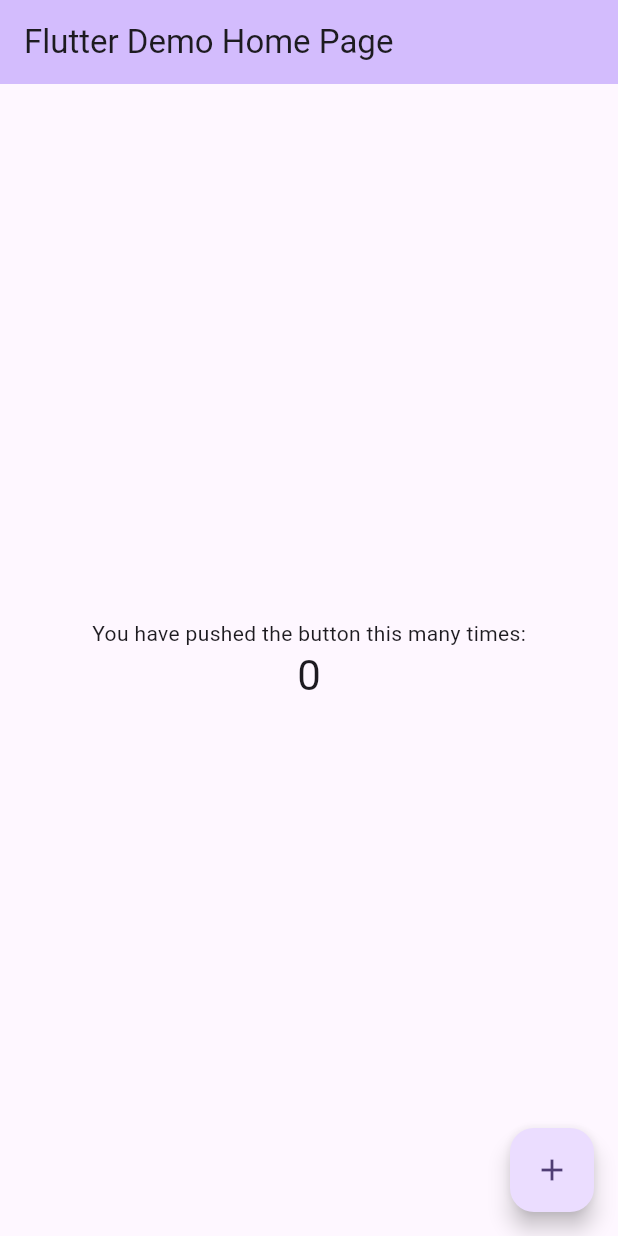
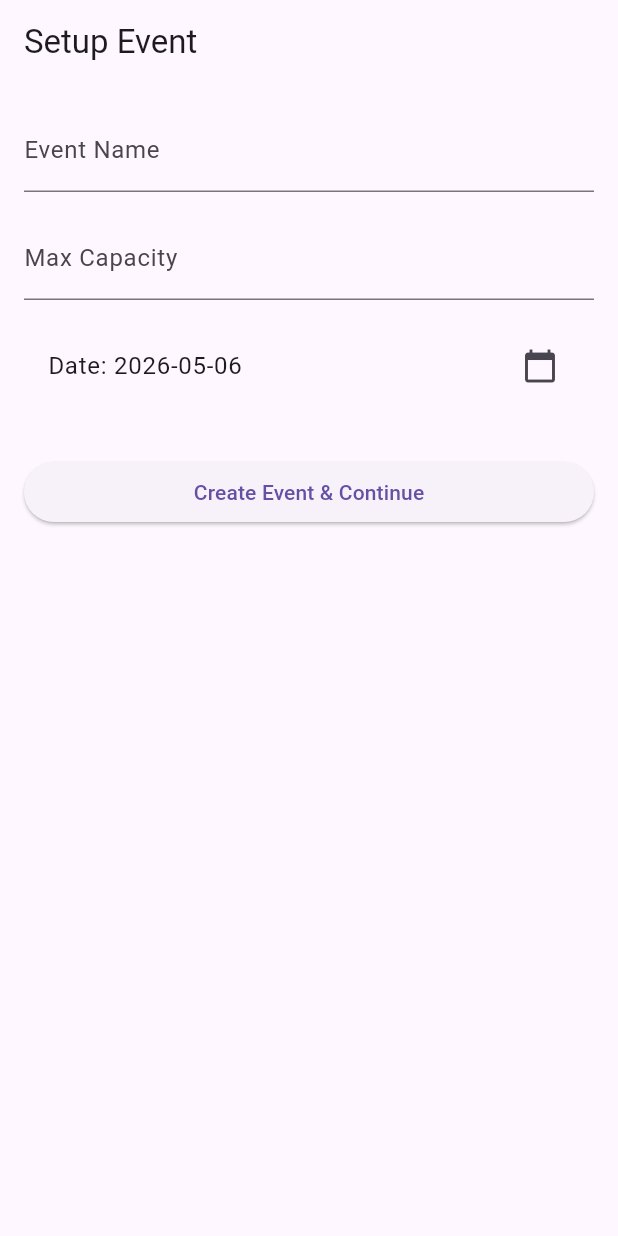
Before and after one commit to Armankothariya/smart-event-checkin-app, a Flutter app: the screen it shows after launch, on a phone screen of 412 x 824 dp. Run offline on Flutter 3.47's test engine with Material 3 defaults, Android fonts, the phone set to English and light mode, and no system bars.

Commit message:
UI Implementation

```diff
--- a/lib/main.dart
+++ b/lib/main.dart
@@ -1,122 +1,33 @@
 import 'package:flutter/material.dart';
+import 'package:provider/provider.dart';
+
+import 'screens/event_setup_screen.dart';
+import 'screens/dashboard_screen.dart';
+import 'screens/checkin_screen.dart';
+import 'screens/logs_screen.dart';
 
 void main() {
-  runApp(const MyApp());
+  runApp(const EventCheckinApp());
 }
 
-class MyApp extends StatelessWidget {
-  const MyApp({super.key});
+class EventCheckinApp extends StatelessWidget {
+  const EventCheckinApp({super.key});
 
-  // This widget is the root of your application.
   @override
   Widget build(BuildContext context) {
     return MaterialApp(
-      title: 'Flutter Demo',
+      title: 'Smart Event Check-in',
       theme: ThemeData(
-        // This is the theme of your application.
-        //
-        // TRY THIS: Try running your application with "flutter run". You'll see
-        // the application has a purple toolbar. Then, without quitting the app,
-        // try changing the seedColor in the colorScheme below to Colors.green
-        // and then invoke "hot reload" (save your changes or press the "hot
-        // reload" button in a Flutter-supported IDE, or press "r" if you used
-        // the command line to start the app).
-        //
-        // Notice that the counter didn't reset back to zero; the application
-        // state is not lost during the reload. To reset the state, use hot
-        // restart instead.
-        //
-        // This works for code too, not just values: Most code changes can be
-        // tested with just a hot reload.
-        colorScheme: .fromSeed(seedColor: Colors.deepPurple),
+        primarySwatch: Colors.blue,
+        useMaterial3: true,
       ),
-      home: const MyHomePage(title: 'Flutter Demo Home Page'),
+      initialRoute: '/',
+      routes: {
+        '/': (context) => const EventSetupScreen(),
+        '/dashboard': (context) => const DashboardScreen(),
+        '/checkin': (context) => const CheckinScreen(),
+        '/logs': (context) => const LogsScreen(),
+      },
     );
   }
 }
-
-class MyHomePage extends StatefulWidget {
-  const MyHomePage({super.key, required this.title});
-
-  // This widget is the home page of your application. It is stateful, meaning
-  // that it has a State object (defined below) that contains fields that affect
-  // how it looks.
-
-  // This class is the configuration for the state. It holds the values (in this
-  // case the title) provided by the parent (in this case the App widget) and
-  // used by the build method of the State. Fields in a Widget subclass are
-  // always marked "final".
-
-  final String title;
-
-  @override
-  State<MyHomePage> createState() => _MyHomePageState();
-}
-
-class _MyHomePageState extends State<MyHomePage> {
-  int _counter = 0;
-
-  void _incrementCounter() {
-    setState(() {
-      // This call to setState tells the Flutter framework that something has
-      // changed in this State, which causes it to rerun the build method below
-      // so that the display can reflect the updated values. If we changed
-      // _counter without calling setState(), then the build method would not be
-      // called again, and so nothing would appear to happen.
-      _counter++;
-    });
-  }
-
-  @override
-  Widget build(BuildContext context) {
-    // This method is rerun every time setState is called, for instance as done
-    // by the _incrementCounter method above.
-    //
-    // The Flutter framework has been optimized to make rerunning build methods
-    // fast, so that you can just rebuild anything that needs updating rather
-    // than having to individually change instances of widgets.
-    return Scaffold(
-      appBar: AppBar(
-        // TRY THIS: Try changing the color here to a specific color (to
-        // Colors.amber, perhaps?) and trigger a hot reload to see the AppBar
-        // change color while the other colors stay the same.
-        backgroundColor: Theme.of(context).colorScheme.inversePrimary,
-        // Here we take the value from the MyHomePage object that was created by
-        // the App.build method, and use it to set our appbar title.
-        title: Text(widget.title),
-      ),
-      body: Center(
-        // Center is a layout widget. It takes a single child and positions it
-        // in the middle of the parent.
-        child: Column(
-          // Column is also a layout widget. It takes a list of children and
-          // arranges them vertically. By default, it sizes itself to fit its
-          // children horizontally, and tries to be as tall as its parent.
-          //
-          // Column has various properties to control how it sizes itself and
-          // how it positions its children. Here we use mainAxisAlignment to
-          // center the children vertically; the main axis here is the vertical
-          // axis because Columns are vertical (the cross axis would be
-          // horizontal).
-          //
-          // TRY THIS: Invoke "debug painting" (choose the "Toggle Debug Paint"
-          // action in the IDE, or press "p" in the console), to see the
-          // wireframe for each widget.
-          mainAxisAlignment: .center,
-          children: [
-            const Text('You have pushed the button this many times:'),
-            Text(
-              '$_counter',
-              style: Theme.of(context).textTheme.headlineMedium,
-            ),
-          ],
-        ),
-      ),
-      floatingActionButton: FloatingActionButton(
-        onPressed: _incrementCounter,
-        tooltip: 'Increment',
-        child: const Icon(Icons.add),
-      ),
-    );
-  }
-}
--- /dev/null
+++ b/lib/screens/event_setup_screen.dart
@@ -0,0 +1,93 @@
+import 'package:flutter/material.dart';
+
+class EventSetupScreen extends StatefulWidget {
+  const EventSetupScreen({super.key});
+
+  @override
+  State<EventSetupScreen> createState() => _EventSetupScreenState();
+}
+
+class _EventSetupScreenState extends State<EventSetupScreen> {
+  final _formKey = GlobalKey<FormState>();
+  String eventName = '';
+  int maxCapacity = 0;
+  DateTime eventDate = DateTime.now();
+
+  @override
+  Widget build(BuildContext context) {
+    return Scaffold(
+      appBar: AppBar(
+        title: const Text('Setup Event'),
+      ),
+      body: Padding(
+        padding: const EdgeInsets.all(16.0),
+        child: Form(
+          key: _formKey,
+          child: Column(
+            crossAxisAlignment: CrossAxisAlignment.stretch,
+            children: [
+              TextFormField(
+                decoration: const InputDecoration(labelText: 'Event Name'),
+                validator: (value) {
+                  if (value == null || value.isEmpty) {
+                    return 'Please enter an event name';
+                  }
+                  return null;
+                },
+                onSaved: (value) {
+                  eventName = value!;
+                },
+              ),
+              const SizedBox(height: 16),
+              TextFormField(
+                decoration: const InputDecoration(labelText: 'Max Capacity'),
+                keyboardType: TextInputType.number,
+                validator: (value) {
+                  if (value == null || value.isEmpty) {
+                    return 'Please enter max capacity';
+                  }
+                  if (int.tryParse(value) == null) {
+                    return 'Please enter a valid number';
+                  }
+                  return null;
+                },
+                onSaved: (value) {
+                  maxCapacity = int.parse(value!);
+                },
+              ),
+              const SizedBox(height: 16),
+              ListTile(
+                title: Text('Date: ${eventDate.toLocal().toString().split(' ')[0]}'),
+                trailing: const Icon(Icons.calendar_today),
+                onTap: () async {
+                  DateTime? picked = await showDatePicker(
+                    context: context,
+                    initialDate: eventDate,
+                    firstDate: DateTime(2000),
+                    lastDate: DateTime(2101),
+                  );
+                  if (picked != null) {
+                    setState(() {
+                      eventDate = picked;
+                    });
+                  }
+                },
+              ),
+              const SizedBox(height: 32),
+              ElevatedButton(
+                onPressed: () {
+                  if (_formKey.currentState!.validate()) {
+                    _formKey.currentState!.save();
+                    // TODO: Save event details and navigate to dashboard
+                    Navigator.pushReplacementNamed(context, '/dashboard');
+                  }
+                },
+                child: const Text('Create Event & Continue'),
+              ),
+            ],
+          ),
+        ),
+      ),
+    );
+  }
+}
```
Also changed, not shown: lib/screens/checkin_screen.dart (added, +88 -0 lines), lib/screens/dashboard_screen.dart (added, +108 -0 lines), lib/screens/logs_screen.dart (added, +69 -0 lines).
